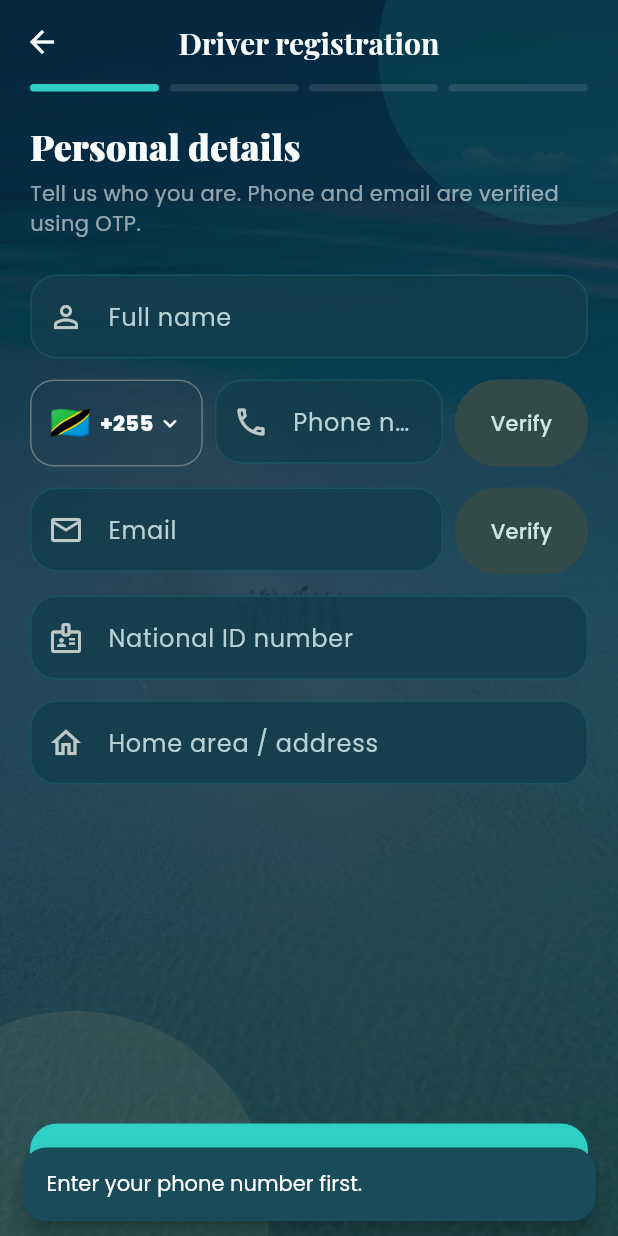
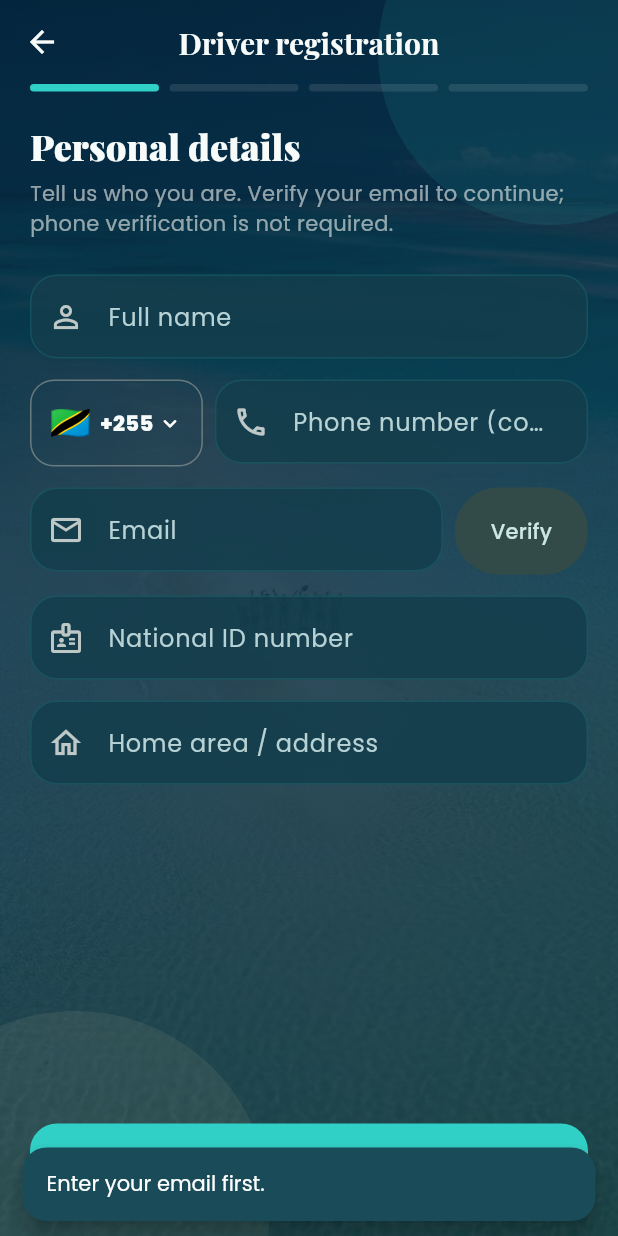
Before and after one commit to MohammedShehe/ZenjiGODriver, a Flutter app: the RegistrationScreen screen opened directly, after a tap on "Verify", on a phone screen of 412 x 824 dp. Run offline on Flutter 3.47's test engine with Material 3 defaults, Android fonts, the phone set to English and light mode, and no system bars; our stand-ins replace file_picker, geolocator, google_fonts, google_maps_flutter, shared_preferences; accounts and stored records are empty.

Commit message:
Updated the interface and name

```diff
--- a/lib/screens/registration.dart
+++ b/lib/screens/registration.dart
@@ -48,13 +48,10 @@ class _RegistrationScreenState extends State<RegistrationScreen> {
   final modelController = TextEditingController();
   final colorController = TextEditingController();
   final yearController = TextEditingController();
-  String? phoneOtpCode;
   final Map<String, List<String>> selectedFiles = {};
   String vehicle = 'Taxi';
   _CountryCode country = _countries.first;
-  bool phoneVerified = false;
   bool emailVerified = false;
-  bool phoneVerifying = false;
   bool emailVerifying = false;
   String? emailOtpCode;
   bool acceptedTerms = false;
@@ -69,8 +66,8 @@ class _RegistrationScreenState extends State<RegistrationScreen> {
 
   Future<void> next() async {
     if (!(formKeys[step].currentState?.validate() ?? true)) return;
-    if (step == 0 && (!phoneVerified || !emailVerified)) {
-      toast(context, AppScope.of(context).t('Verify your phone number and email before continuing.', 'Thibitisha namba ya simu na barua pepe kabla ya kuendelea.'));
+    if (step == 0 && !emailVerified) {
+      toast(context, AppScope.of(context).t('Verify your email before continuing.', 'Thibitisha barua pepe kabla ya kuendelea.'));
       return;
     }
     if (step < 3) {
@@ -148,7 +145,7 @@ class _RegistrationScreenState extends State<RegistrationScreen> {
         ),
       );
 
-  Widget _personal() => _wrap(0, AppScope.of(context).t('Personal details', 'Taarifa binafsi'), AppScope.of(context).t('Tell us who you are. Phone and email are verified using OTP.', 'Tuambie wewe ni nani. Simu na barua pepe zinathibitishwa kwa OTP.'), [
+  Widget _personal() => _wrap(0, AppScope.of(context).t('Personal details', 'Taarifa binafsi'), AppScope.of(context).t('Tell us who you are. Verify your email to continue; phone verification is not required.', 'Tuambie wewe ni nani. Thibitisha barua pepe ili kuendelea; uthibitisho wa simu hauhitajiki.'), [
         _field(AppScope.of(context).t('Full name', 'Jina kamili'), Icons.person_outline, controller: nameController),
         const SizedBox(height: 14),
         _phoneField(),
@@ -185,19 +182,14 @@ class _RegistrationScreenState extends State<RegistrationScreen> {
           child: TextFormField(
             controller: phoneController,
             keyboardType: TextInputType.phone,
-            onChanged: (_) { if (phoneVerified || phoneOtpCode != null) setState(() { phoneVerified = false; phoneOtpCode = null; }); },
-            validator: (v) => (v == null || v.trim().isEmpty) ? AppScope.of(context).t('Phone number is required', 'Namba ya simu inahitajika') : null,
-            decoration: InputDecoration(labelText: AppScope.of(context).t('Phone number', 'Namba ya simu'), hintText: '7XX XXX XXX', prefixIcon: const Icon(Icons.phone_outlined)),
-          ),
-        ),
-        const SizedBox(width: 8),
-        SizedBox(
-          height: 58,
-          child: FilledButton.tonal(
-            onPressed: phoneVerified || phoneVerifying ? null : _verifyPhone,
-            child: phoneVerifying
-                ? const SizedBox(width: 22, height: 22, child: CircularProgressIndicator(strokeWidth: 2.4))
-                : Text(phoneVerified ? AppScope.of(context).t('Verified', 'Imethibitishwa') : AppScope.of(context).t('Verify', 'Thibitisha')),
+            validator: (v) => (v == null || v.trim().isEmpty)
+                ? AppScope.of(context).t('Phone number is required', 'Namba ya simu inahitajika')
+                : null,
+            decoration: InputDecoration(
+              labelText: AppScope.of(context).t('Phone number (contact only)', 'Namba ya simu (mawasiliano tu)'),
+              hintText: '7XX XXX XXX',
+              prefixIcon: const Icon(Icons.phone_outlined),
+            ),
           ),
         ),
       ]);
@@ -212,9 +204,7 @@ class _RegistrationScreenState extends State<RegistrationScreen> {
     if (result != null && mounted) {
       setState(() {
         country = result;
-        phoneVerified = false;
       });
-      toast(context, '${AppScope.of(context).t('Phone verification reset for', 'Uthibitisho wa simu umeanzishwa upya kwa')} ${result.dial}.');
     }
   }
 
@@ -251,43 +241,6 @@ class _RegistrationScreenState extends State<RegistrationScreen> {
           ),
         ),
       ]);
-
-  Future<void> _verifyPhone() async {
-    if (phoneController.text.trim().isEmpty) {
-      toast(context, AppScope.of(context).t('Enter your phone number first.', 'Ingiza namba ya simu kwanza.'));
-      return;
-    }
-    if (phoneVerifying) return;
-    setState(() => phoneVerifying = true);
-    try {
-      final phone = '${country.dial}${phoneController.text.trim()}';
-      await DriverApi.sendOtp(phone: phone, email: emailController.text.trim(), purpose: 'driver_registration');
-      if (!mounted) return;
-      final code = await showDialog<String>(
-        context: context,
-        barrierDismissible: false,
-        builder: (d) => _OtpCodeDialog(
-          title: AppScope.of(context).t('Enter phone OTP', 'Ingiza OTP ya simu'),
-          label: AppScope.of(context).t('OTP code', 'Namba ya OTP'),
-          cancelLabel: AppScope.of(context).t('Cancel', 'Ghairi'),
-          confirmLabel: AppScope.of(context).t('Confirm', 'Thibitisha'),
-        ),
-      );
-      if (code == null || code.isEmpty || !mounted) return;
-      // Confirm OTP is valid against backend (does not consume it — register will verify again)
-      await DriverApi.verifyRegistrationOtp(target: phone, code: code, purpose: 'driver_registration');
-      if (!mounted) return;
-      setState(() {
-        phoneOtpCode = code;
-        phoneVerified = true;
-      });
-      toast(context, AppScope.of(context).t('Phone number verified.', 'Namba ya simu imethibitishwa.'));
-    } catch (e) {
-      if (mounted) toast(context, e.toString().replaceFirst('Exception: ', ''));
-    } finally {
-      if (mounted) setState(() => phoneVerifying = false);
-    }
-  }
 
   Future<void> _verifyEmail() async {
     final email = emailController.text.trim();
@@ -330,7 +283,6 @@ class _RegistrationScreenState extends State<RegistrationScreen> {
   }
 
   Future<void> _submitRegistration() async {
-    if(!phoneVerified || phoneOtpCode==null){toast(context,AppScope.of(context).t('Verify your phone first.','Thibitisha simu kwanza.'));return;}
     if(!emailVerified || emailOtpCode==null){toast(context,AppScope.of(context).t('Verify your email first.','Thibitisha barua pepe kwanza.'));return;}
     if(emailController.text.trim().isEmpty || nationalIdController.text.trim().isEmpty || plateController.text.trim().isEmpty){toast(context,AppScope.of(context).t('Complete the required personal and vehicle fields.','Jaza taarifa zinazohitajika.'));return;}
     final requiredFiles=['license','nationalId','insurance','driverPhoto'];
```
Also changed, not shown: 2 other files.
